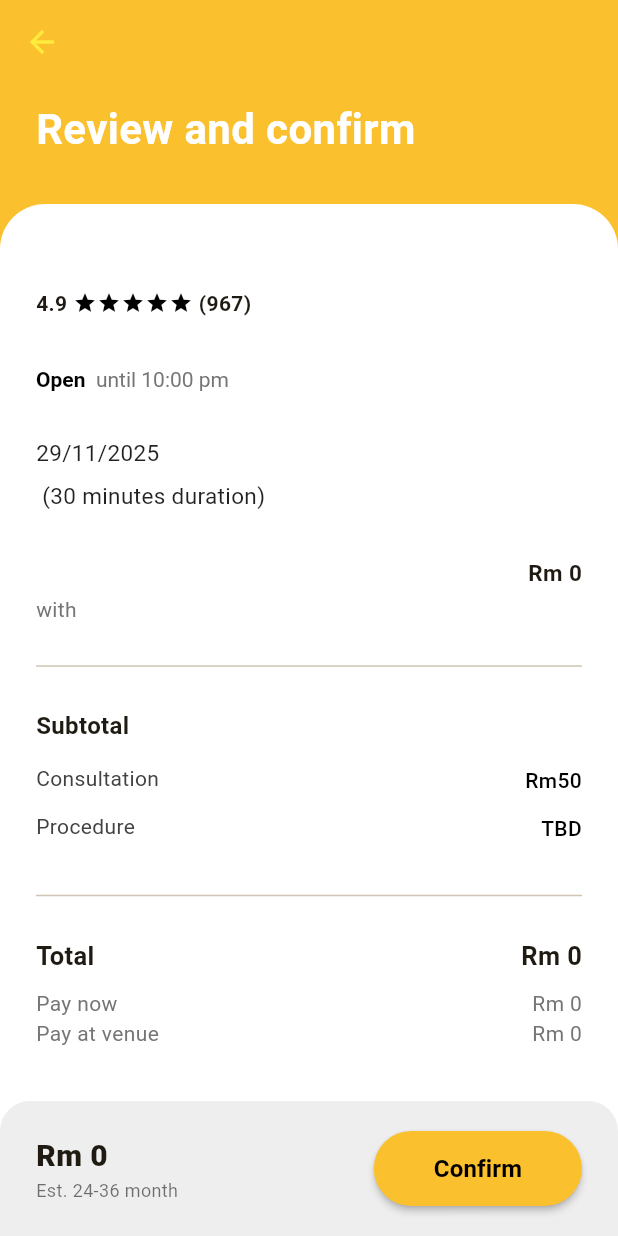
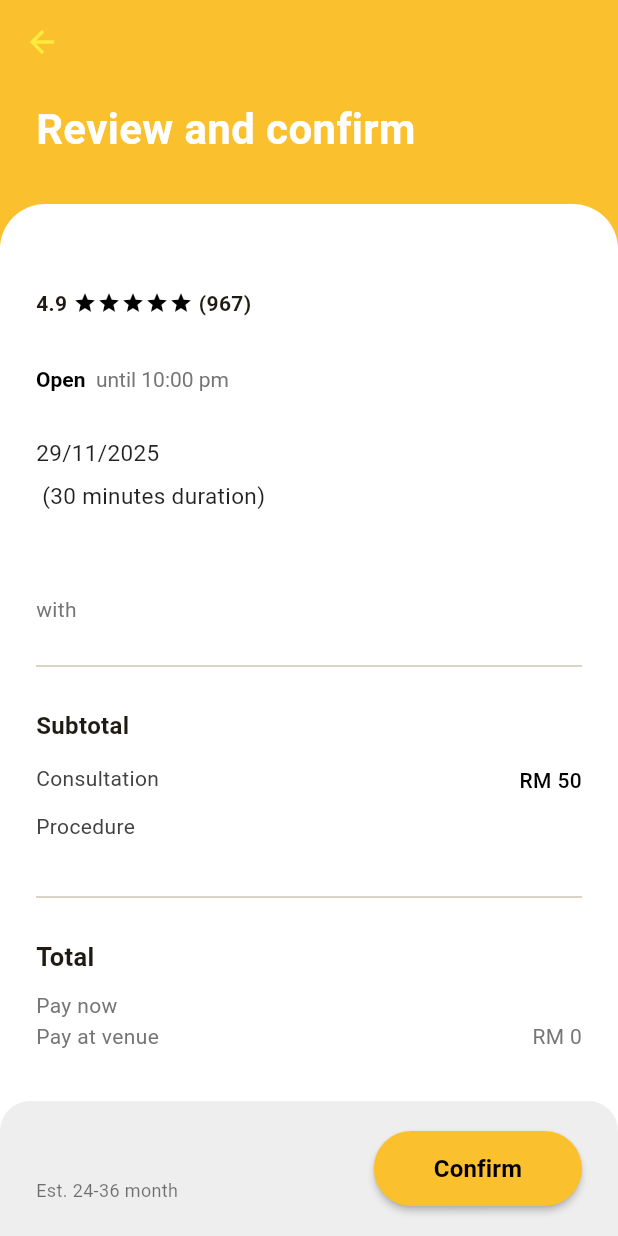
Before and after one commit to Syahzzzz/MedSenseProject, a Flutter app: the ReviewConfirmView screen opened directly with empty values, on a phone screen of 412 x 824 dp. Run offline on Flutter 3.47's test engine with Material 3 defaults, Android fonts, the phone set to English and light mode, and no system bars; our stand-ins replace image_picker, permission_handler, shared_preferences, supabase_flutter; accounts and stored records are empty; network calls fail.

Commit message:
git commit -m "Service table stil not fixed"

```diff
--- a/med_sense_application/lib/review_confirm_view.dart
+++ b/med_sense_application/lib/review_confirm_view.dart
@@ -7,10 +7,10 @@ class ReviewConfirmView extends StatefulWidget {
   final String clinicAddress;
   final String serviceName;
   final String servicePrice;
-  final String description; // Added parameter
+  final String description;
   final DateTime date;
   final String time;
-  final String doctorName; // NEW Parameter
+  final String doctorName;
 
   const ReviewConfirmView({
     super.key,
@@ -18,10 +18,10 @@ class ReviewConfirmView extends StatefulWidget {
     required this.clinicAddress,
     required this.serviceName,
     required this.servicePrice,
-    required this.description, // Required
+    required this.description,
     required this.date,
     required this.time,
-    required this.doctorName, // Required
+    required this.doctorName,
   });
 
   @override
@@ -36,7 +36,6 @@ class _ReviewConfirmViewState extends State<ReviewConfirmView> {
   @override
   void initState() {
     super.initState();
-    // Removed _loadUserName() as we now use the passed doctor name
   }
 
   void _handleConfirm() {
@@ -59,7 +58,7 @@ class _ReviewConfirmViewState extends State<ReviewConfirmView> {
 
   // --- Helper to get breakdown items based on service name ---
   List<Map<String, String>> _getBreakdown(String serviceName) {
-    // 1. Try to parse explicit lines from DB description (passed as widget.description)
+    // 1. Try to parse explicit lines from description if they exist (backward compatibility)
     List<Map<String, String>> items = [];
     final lines = widget.description.split('\n');
 
@@ -83,49 +82,48 @@ class _ReviewConfirmViewState extends State<ReviewConfirmView> {
       return items;
     }
 
-    // Logic copied/adapted from BookingSummaryView to match details if parsing fails
+    // 2. Fall back to using the passed 'servicePrice' (which comes from DB) in standard templates
     if (serviceName.contains("Scaling")) {
       return [
-        {'item': 'Consultation & Diagnosis', 'price': 'Rm50'},
-        {'item': 'Procedure Fee', 'price': 'Rm100 - Rm300'},
-        {'item': 'Medication (if applicable)', 'price': 'Rm30'},
+        {'item': 'Consultation & Diagnosis', 'price': 'RM 50'},
+        {'item': 'Procedure Fee', 'price': widget.servicePrice}, // Use DB price
+        {'item': 'Medication (if applicable)', 'price': 'RM 30'},
         {'item': 'Follow-up appointment', 'price': 'Free'},
       ];
     }
     // Braces logic
     if (serviceName.contains("Metal") || serviceName.contains("Ceramic") || serviceName.contains("Braces")) {
       return [
-        {'item': 'Braces consultation\nXray\nMoulding', 'price': 'Rm200'},
-        {'item': 'Scaling & polishing\nUpper braces', 'price': 'Rm499\n(Deposit)'},
-        {'item': 'Lower braces\nMonthly payment', 'price': 'Rm150'},
-        {'item': 'Extraction/filling (if needed)', 'price': 'Rm120'},
-        {'item': 'Braces removal and retainer', 'price': 'Rm700'},
-        {'item': 'Bond bracket (per bracket)', 'price': 'Rm60'},
+        {'item': 'Braces consultation\nXray\nMoulding', 'price': 'RM 200'},
+        {'item': 'Scaling & polishing\nUpper braces', 'price': widget.servicePrice}, // Use DB price
+        {'item': 'Lower braces\nMonthly payment', 'price': 'RM 150'},
+        {'item': 'Extraction/filling (if needed)', 'price': 'RM 120'},
+        {'item': 'Braces removal and retainer', 'price': 'RM 700'},
+        {'item': 'Bond bracket (per bracket)', 'price': 'RM 60'},
       ];
     }
     // Whitening logic
     if (serviceName.contains("Whitening")) {
       return [
-        {'item': 'Dental Assessment', 'price': 'Rm50'},
-        {'item': 'Whitening Procedure', 'price': 'Rm800'},
-        {'item': 'Take-home Kit', 'price': 'Rm150'},
+        {'item': 'Dental Assessment', 'price': 'RM 50'},
+        {'item': 'Whitening Procedure', 'price': widget.servicePrice}, // Use DB price
+        {'item': 'Take-home Kit', 'price': 'RM 150'},
         {'item': 'Desensitizing Gel', 'price': 'Free'},
       ];
     }
     // Default fallback
     return [
-      {'item': 'Consultation', 'price': 'Rm50'},
-      {'item': 'Procedure', 'price': 'TBD'},
+      {'item': 'Consultation', 'price': 'RM 50'},
+      {'item': 'Procedure', 'price': widget.servicePrice}, // Use DB price
     ];
   }
 
   @override
   Widget build(BuildContext context) {
     final String displayDate = "${widget.date.day}/${widget.date.month}/${widget.date.year}";
-    // Extract clean price string (e.g., "Rm 699")
-    String cleanPrice = widget.servicePrice.replaceAll(RegExp(r'[^0-9]'), '');
-    if (cleanPrice.isEmpty) cleanPrice = "0";
-    final String priceDisplay = "Rm $cleanPrice";
+
+    // Use the passed service price directly
+    final String priceDisplay = widget.servicePrice;
 
     final List<Map<String, String>> breakdown = _getBreakdown(widget.serviceName);
 
@@ -247,7 +245,6 @@ class _ReviewConfirmViewState extends State<ReviewConfirmView> {
                                     ),
                                     const SizedBox(height: 4),
                                     Text(
-                                      // UPDATED: Shows selected doctor
                                       "${AppTranslations.get('with')} ${widget.doctorName.toUpperCase()}",
                                       style: TextStyle(color: Colors.grey[600], fontSize: 14),
                                     ),
@@ -334,7 +331,7 @@ class _ReviewConfirmViewState extends State<ReviewConfirmView> {
                             mainAxisAlignment: MainAxisAlignment.spaceBetween,
                             children: [
                               Text(AppTranslations.get('pay_at_venue'), style: TextStyle(color: Colors.grey[600], fontSize: 14)),
-                              Text("Rm 0", style: TextStyle(color: Colors.grey[600], fontSize: 14)),
+                              Text("RM 0", style: TextStyle(color: Colors.grey[600], fontSize: 14)),
                             ],
                           ),
 
--- a/med_sense_application/lib/signup.dart
+++ b/med_sense_application/lib/signup.dart
@@ -17,7 +17,7 @@ class _SignupPageState extends State<SignupPage> {
   // Android Emulator: 'http://10.0.2.2:8000/signup'
   // iOS Simulator: 'http://127.0.0.1:8000/signup'
   // Real Device: 'http://YOUR_LOCAL_IP:8000/signup'
-  final String _apiUrl = 'http://10.94.138.56:8000/signup';
+  final String _apiUrl = 'http://10.94.138.179:8000/signup';
 
   final _fullNameController = TextEditingController();
   final _emailController = TextEditingController();
```
Also changed, not shown: med_sense_application/lib/booking_summary_view.dart (+9 -13 lines), med_sense_application/lib/dashboard.dart (+7 -26 lines), med_sense_application/lib/services_view.dart (+9 -25 lines).
